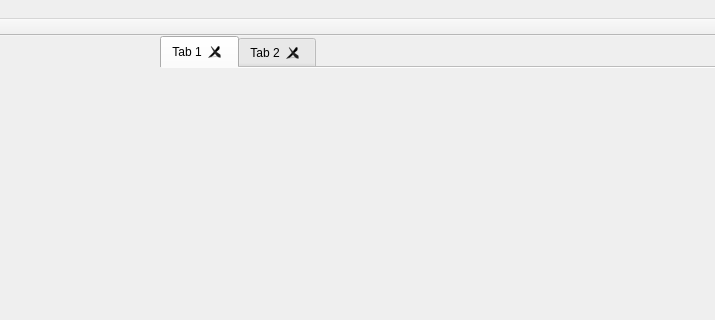
Old version of the form Toolkit/mainwindow.ui in the repository LeonBlade/Blade-Brothers-Engine; both pictures show x 96 to 811 and y 0 to 320 of the 811 by 533 pixel window.
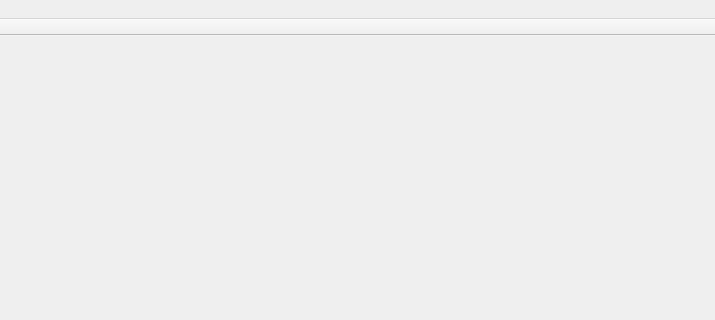
New version of the form.

Commit message: Adding tabs, woo tabs!

What changed in the file:
```diff
--- a/Toolkit/mainwindow.ui
+++ b/Toolkit/mainwindow.ui
@@ -60,16 +60,6 @@
       <property name="movable">
        <bool>true</bool>
       </property>
-      <widget class="QWidget" name="tab">
-       <attribute name="title">
-        <string>Tab 1</string>
-       </attribute>
-      </widget>
-      <widget class="QWidget" name="tab_2">
-       <attribute name="title">
-        <string>Tab 2</string>
-       </attribute>
-      </widget>
      </widget>
     </item>
    </layout>
```
Left out of the diff: 5 changed lines with no effect on the pictures. The commit also changes 5 other files.
